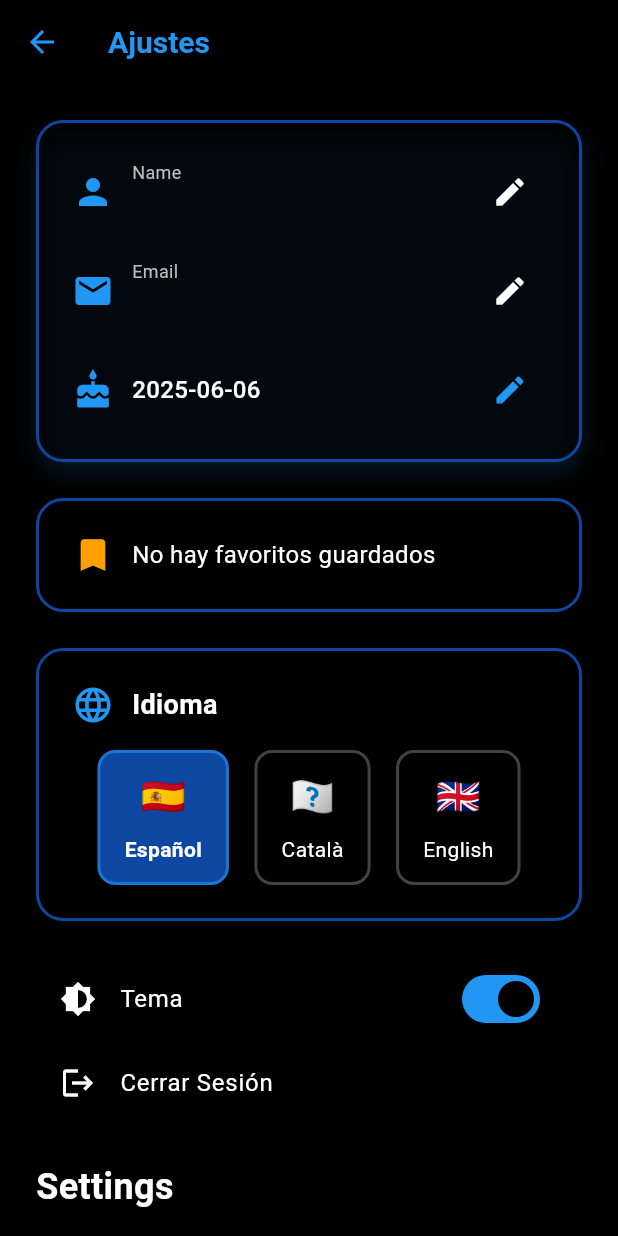
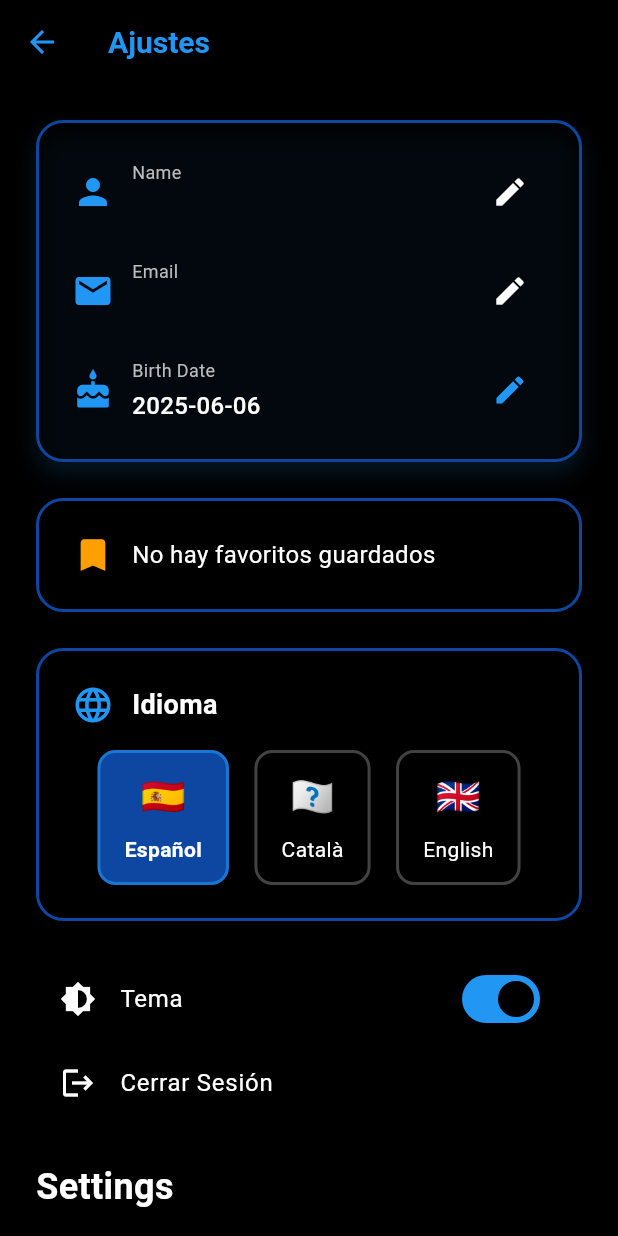
Before and after one commit to Djove73/Projecte2025-Chats, a Flutter app: the SettingsView screen opened directly with empty values, on a phone screen of 412 x 824 dp. Run offline on Flutter 3.47's test engine with Material 3 defaults, Android fonts, the phone set to English and light mode, and no system bars; missing offline and left inert: mongo_dart; accounts and stored records are empty.

Commit message:
fix: Fixed logout functionality in settings screen

```diff
--- a/lib/views/settings_view.dart
+++ b/lib/views/settings_view.dart
@@ -10,6 +10,8 @@ import '../viewmodels/favorites_provider.dart';
 import '../screens/blocked_users_screen.dart';
 import 'home_view.dart';
 import 'package:intl/intl.dart';
+import '../viewmodels/login_viewmodel.dart';
+import 'login_view.dart';
 
 class SettingsView extends StatefulWidget {
   final User? user;
@@ -262,7 +264,9 @@ class _SettingsViewState extends State<SettingsView> {
                         padding: const EdgeInsets.only(top: 6),
                         child: Text(error, style: const TextStyle(color: Colors.red)),
                       ),
+                    const SizedBox(height: 8),
                     Row(
+                      mainAxisAlignment: MainAxisAlignment.end,
                       children: [
                         ElevatedButton.icon(
                           onPressed: saving ? null : onSave,
@@ -273,13 +277,12 @@ class _SettingsViewState extends State<SettingsView> {
                                   child: CircularProgressIndicator(strokeWidth: 2),
                                 )
                               : const Icon(Icons.save),
-                          label: Text(l10n.save),
+                          label: const Text('Save'),
                         ),
-                        const SizedBox(width: 8),
-                        TextButton.icon(
-                          onPressed: onCancel,
-                          icon: const Icon(Icons.cancel),
-                          label: Text(l10n.cancel),
+                        const SizedBox(width: 10),
+                        TextButton(
+                          onPressed: _saving ? null : onCancel,
+                          child: const Text('Cancel'),
                         ),
                       ],
                     ),
@@ -335,23 +338,30 @@ class _SettingsViewState extends State<SettingsView> {
                   children: [
                     InkWell(
                       onTap: _pickBirthDate,
-                      borderRadius: BorderRadius.circular(8),
                       child: InputDecorator(
                         decoration: const InputDecoration(
                           labelText: 'Birth Date',
                           border: OutlineInputBorder(),
                         ),
-                        child: Text(_birthDate == null
-                            ? 'Select birth date'
-                            : '${_birthDate!.year}-${_birthDate!.month.toString().padLeft(2, '0')}-${_birthDate!.day.toString().padLeft(2, '0')}'),
+                        child: Text(
+                          _birthDate != null
+                              ? '${_birthDate!.year}-${_birthDate!.month.toString().padLeft(2, '0')}-${_birthDate!.day.toString().padLeft(2, '0')}'
+                              : 'Select date',
+                          style: TextStyle(
+                            color: isDark ? Colors.white : Colors.black,
+                            fontWeight: FontWeight.w500,
                           ),
                         ),
-                    if (_error != null)
+                      ),
+                    ),
+                    if (_error != null && _editingField == 'birthDate')
                       Padding(
                         padding: const EdgeInsets.only(top: 6),
                         child: Text(_error!, style: const TextStyle(color: Colors.red)),
                       ),
+                    const SizedBox(height: 8),
                     Row(
+                      mainAxisAlignment: MainAxisAlignment.end,
                       children: [
                         ElevatedButton.icon(
                           onPressed: _saving ? null : _saveProfile,
@@ -359,7 +369,7 @@ class _SettingsViewState extends State<SettingsView> {
                               ? const SizedBox(
                                   width: 18,
                                   height: 18,
-                                  child: CircularProgressIndicator(strokeWidth: 2, color: Colors.white),
+                                  child: CircularProgressIndicator(strokeWidth: 2),
                                 )
                               : const Icon(Icons.save),
                           label: const Text('Save'),
@@ -373,7 +383,21 @@ class _SettingsViewState extends State<SettingsView> {
                     ),
                   ],
                 )
-              : Text(
+              : Row(
+                  children: [
+                    Expanded(
+                      child: Column(
+                        crossAxisAlignment: CrossAxisAlignment.start,
+                        children: [
+                          Text(
+                            'Birth Date',
+                            style: TextStyle(
+                              color: isDark ? Colors.grey[400] : Colors.grey[600],
+                              fontSize: 12,
+                            ),
+                          ),
+                          const SizedBox(height: 4),
+                          Text(
                             _user?.birthDate != null
                                 ? '${_user!.birthDate.year}-${_user!.birthDate.month.toString().padLeft(2, '0')}-${_user!.birthDate.day.toString().padLeft(2, '0')}'
                                 : '',
@@ -382,6 +406,8 @@ class _SettingsViewState extends State<SettingsView> {
                               color: isDark ? Colors.white : Colors.black,
                               fontWeight: FontWeight.w500,
                             ),
+                          ),
+                        ],
                       ),
                     ),
                     MouseRegion(
@@ -398,6 +424,9 @@ class _SettingsViewState extends State<SettingsView> {
                           onPressed: () => setState(() => _editingField = 'birthDate'),
                           tooltip: 'Edit Birth Date',
                         ),
+                      ),
+                    ),
+                  ],
                 ),
         ),
       ],
@@ -754,10 +783,24 @@ class _SettingsViewState extends State<SettingsView> {
               leading: const Icon(Icons.logout),
               title: Text(l10n.logout),
               onTap: () async {
-                final authService = AuthService();
-                await authService.logout();
+                try {
+                  final viewModel = context.read<LoginViewModel>();
+                  await viewModel.logout();
                   if (mounted) {
-                  Navigator.of(context).pushReplacementNamed('/login');
+                    Navigator.of(context).pushAndRemoveUntil(
+                      MaterialPageRoute(builder: (context) => const LoginView()),
+                      (route) => false,
+                    );
+                  }
+                } catch (e) {
+                  if (mounted) {
+                    ScaffoldMessenger.of(context).showSnackBar(
+                      SnackBar(
+                        content: Text('${l10n.error}: ${e.toString()}'),
+                        backgroundColor: Colors.red,
+                      ),
+                    );
+                  }
                 }
               },
             ),
```
Lines whose indentation alone changed are shown as unchanged.
